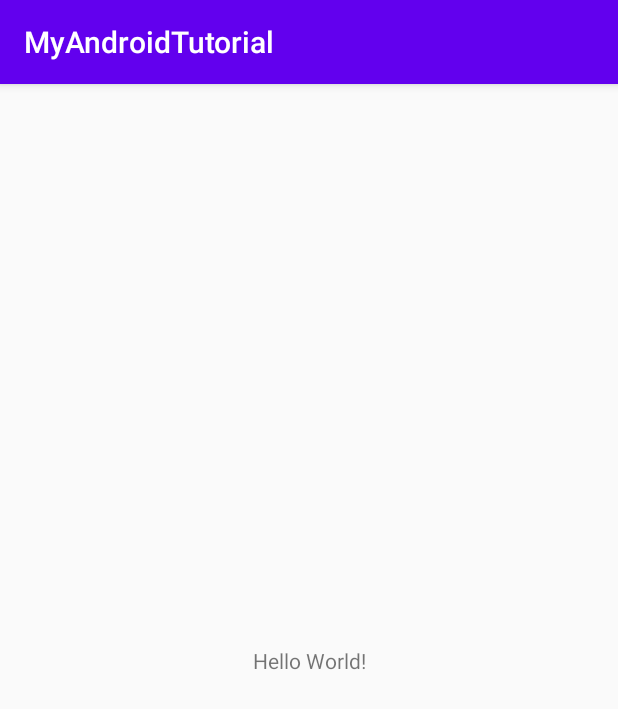
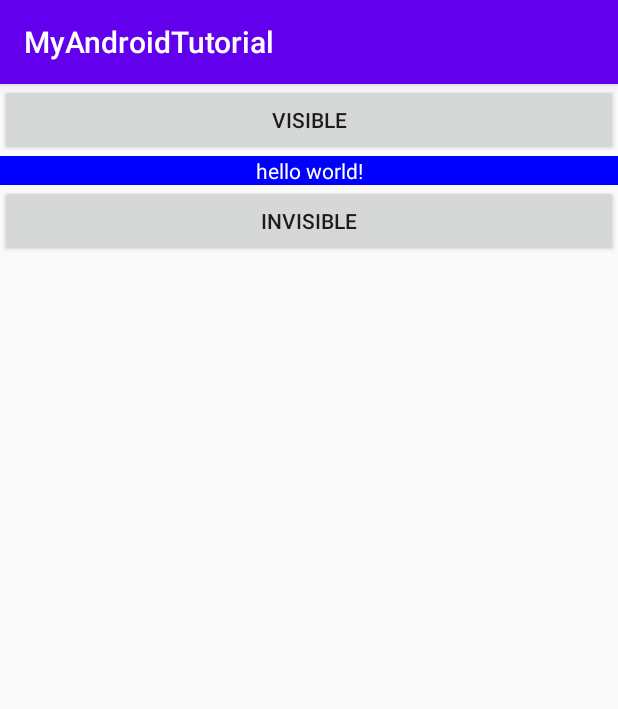
Before and after one commit to mksoo/MyAndroidTutorial, an Android app: the screen it shows after launch (MainActivity), on a phone screen of 412 x 824 dp. Shown: the top 709 px of the screen. Run offline under Robolectric (Android 15) with nearby library versions, the phone set to English and light mode, and no system bars.

Commit message:
Invisible

```diff
--- a/app/src/main/java/com/mksoo/myandroidtutorial/MainActivity.java
+++ b/app/src/main/java/com/mksoo/myandroidtutorial/MainActivity.java
@@ -3,12 +3,39 @@ package com.mksoo.myandroidtutorial;
 import androidx.appcompat.app.AppCompatActivity;
 
 import android.os.Bundle;
+import android.view.View;
+import android.widget.Button;
+import android.widget.TextView;
 
 public class MainActivity extends AppCompatActivity {
+
+    Button btnVisible;
+    Button btninvisible;
+    TextView textView;
 
     @Override
     protected void onCreate(Bundle savedInstanceState) {
         super.onCreate(savedInstanceState);
         setContentView(R.layout.activity_main);
+
+        btnVisible = findViewById(R.id.btn_visible);
+        btninvisible = findViewById(R.id.btn_invisible);
+        textView = findViewById(R.id.textview);
+
+        btnVisible.setOnClickListener(new View.OnClickListener(){
+            @Override
+            public void onClick(View v) {
+                textView.setVisibility(View.VISIBLE);
+            }
+        });
+
+        btninvisible.setOnClickListener(new View.OnClickListener(){
+            @Override
+            public void onClick(View v) {
+                textView.setVisibility(View.INVISIBLE);
+            }
+        });
+
+
     }
 }
--- a/app/src/main/java/com/mksoo/myandroidtutorial/sdfghjk.java
+++ /dev/null
@@ -1,4 +0,0 @@
-package com.mksoo.myandroidtutorial;
-
-public class sdfghjk {
-}
--- a/app/src/main/res/layout/activity_main.xml
+++ b/app/src/main/res/layout/activity_main.xml
@@ -1,18 +1,29 @@
 <?xml version="1.0" encoding="utf-8"?>
-<androidx.constraintlayout.widget.ConstraintLayout xmlns:android="http://schemas.android.com/apk/res/android"
-    xmlns:app="http://schemas.android.com/apk/res-auto"
-    xmlns:tools="http://schemas.android.com/tools"
-    android:layout_width="match_parent"
+<LinearLayout android:layout_width="match_parent"
+    xmlns:android="http://schemas.android.com/apk/res/android"
     android:layout_height="match_parent"
-    tools:context=".MainActivity">
+    android:orientation="vertical"
+    >
+    <Button
+        android:id="@+id/btn_visible"
+        android:layout_width="match_parent"
+        android:layout_height="wrap_content"
+        android:text="VISIBLE"/>
+    <TextView
+        android:id="@+id/textview"
+        android:layout_width="match_parent"
+        android:layout_height="wrap_content"
+        android:text="hello world!"
+        android:textColor="@android:color/white"
+        android:gravity="center"
+        android:background="#0000FF"/>
 
-    <TextView
-        android:layout_width="wrap_content"
+    <Button
+        android:id="@+id/btn_invisible"
+        android:layout_width="match_parent"
         android:layout_height="wrap_content"
-        android:text="Hello World!"
-        app:layout_constraintBottom_toBottomOf="parent"
-        app:layout_constraintLeft_toLeftOf="parent"
-        app:layout_constraintRight_toRightOf="parent"
-        app:layout_constraintTop_toTopOf="parent" />
+        android:text="INVISIBLE"/>
 
-</androidx.constraintlayout.widget.ConstraintLayout>
+
+
+</LinearLayout>
```
